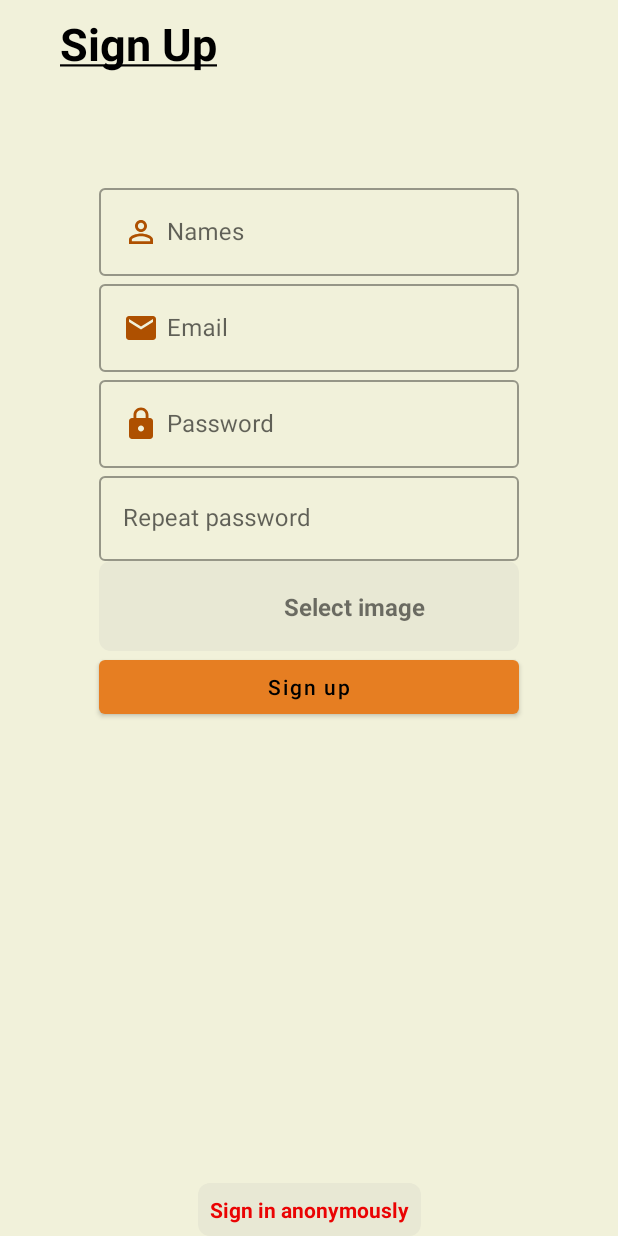
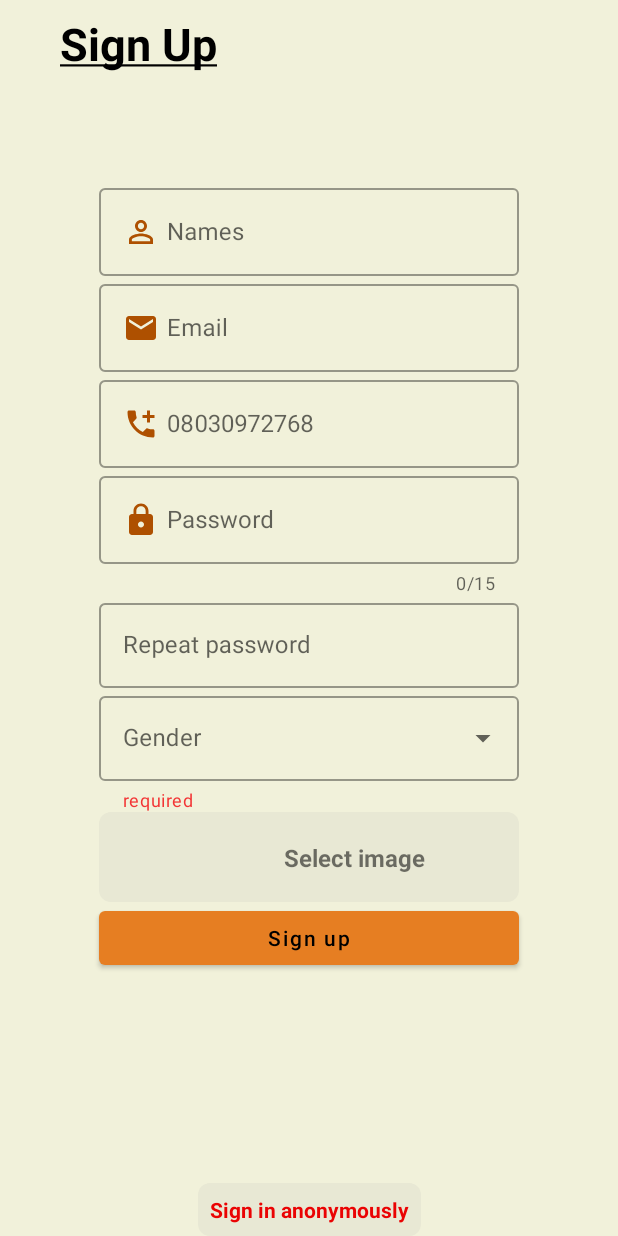
Before and after one commit to Laurentdarl/Confidential_Notes, an Android app: the screen it shows after launch (MainActivity), after a tap on "Sign Up", on a phone screen of 412 x 824 dp. Run offline under Robolectric (Android 15) with nearby library versions, the phone set to English and light mode, and no system bars; our stand-ins replace Firebase (no records; nobody signed in at launch, a user with empty details on screens opened directly), navigation-ui.

Commit message:
Add gender dropdown_btn.xml for user to autocomplete select their gender.

```diff
--- a/app/src/main/java/com/laurentdarl/confidentialnotesapplication/presentation/fragments/login/SignInFragment.kt
+++ b/app/src/main/java/com/laurentdarl/confidentialnotesapplication/presentation/fragments/login/SignInFragment.kt
@@ -131,6 +131,7 @@ class SignInFragment : Fragment() {
                                 Snackbar.make(binding.root, "Logged in successfully!", Snackbar.LENGTH_SHORT).show()
                                 actions()
                             } else {
+                                binding.tfEmail.error = "Email not verified"
                                 Toast.makeText(requireContext(), "Please check your Email inbox for a verification link",
                                     Toast.LENGTH_SHORT).show()
                                 auth.signOut()
--- a/app/src/main/java/com/laurentdarl/confidentialnotesapplication/presentation/fragments/login/SignUpFragment.kt
+++ b/app/src/main/java/com/laurentdarl/confidentialnotesapplication/presentation/fragments/login/SignUpFragment.kt
@@ -18,6 +18,7 @@ import android.provider.MediaStore
 import android.content.DialogInterface
 import android.os.Environment
 import android.text.TextUtils
+import android.widget.ArrayAdapter
 import android.widget.Toast
 import androidx.navigation.fragment.findNavController
 import com.google.android.material.dialog.MaterialAlertDialogBuilder
@@ -55,6 +56,10 @@ class SignUpFragment : Fragment() {
         savedInstanceState: Bundle?
     ): View? {
         _binding = FragmentSignUpBinding.inflate(layoutInflater)
+
+        val genderArray = resources.getStringArray(R.array.gender)
+        val arrayAdapter = ArrayAdapter(requireContext(), R.layout.dropdown_btn, genderArray)
+        binding.tiGender.setAdapter(arrayAdapter)
 
         binding.tvUploadImg.setOnClickListener {
             openGalleryForImage()
--- /dev/null
+++ b/app/src/main/res/drawable/ic_phone_number.xml
@@ -0,0 +1,10 @@
+<vector xmlns:android="http://schemas.android.com/apk/res/android"
+    android:width="24dp"
+    android:height="24dp"
+    android:viewportWidth="24"
+    android:viewportHeight="24"
+    android:tint="?attr/colorControlNormal">
+  <path
+      android:fillColor="@android:color/white"
+      android:pathData="M20,15.5c-1.25,0 -2.45,-0.2 -3.57,-0.57 -0.35,-0.11 -0.74,-0.03 -1.02,0.24l-2.2,2.2c-2.83,-1.44 -5.15,-3.75 -6.59,-6.59l2.2,-2.21c0.28,-0.26 0.36,-0.65 0.25,-1C8.7,6.45 8.5,5.25 8.5,4c0,-0.55 -0.45,-1 -1,-1H4c-0.55,0 -1,0.45 -1,1 0,9.39 7.61,17 17,17 0.55,0 1,-0.45 1,-1v-3.5c0,-0.55 -0.45,-1 -1,-1zM21,6h-3V3h-2v3h-3v2h3v3h2V8h3z"/>
+</vector>
--- /dev/null
+++ b/app/src/main/res/layout/dropdown_btn.xml
@@ -0,0 +1,11 @@
+<?xml version="1.0" encoding="utf-8"?>
+
+    <TextView
+    xmlns:android="http://schemas.android.com/apk/res/android"
+    android:id="@+id/tv_dropdown"
+    android:layout_width="match_parent"
+    android:layout_height="wrap_content"
+    android:padding="10dp"
+    android:textSize="16sp"
+    android:textStyle="bold"
+    android:textColor="@color/black" />
--- a/app/src/main/res/layout/fragment_sign_in.xml
+++ b/app/src/main/res/layout/fragment_sign_in.xml
@@ -35,6 +35,7 @@
         style="@style/Widget.MaterialComponents.TextInputLayout.OutlinedBox"
         android:layout_width="0dp"
         android:layout_height="wrap_content"
+        app:passwordToggleEnabled="true"
         android:hint="@string/password"
         app:endIconMode="clear_text"
         app:layout_constraintEnd_toEndOf="@+id/tf_email"
@@ -48,7 +49,7 @@
             android:drawableStart="@drawable/ic_password"
             android:drawablePadding="5dp"
             android:drawableTint="@color/purple_700"
-            android:inputType="textEmailAddress" />
+            android:inputType="textPassword" />
 
     </com.google.android.material.textfield.TextInputLayout>
 
--- a/app/src/main/res/layout/fragment_sign_up.xml
+++ b/app/src/main/res/layout/fragment_sign_up.xml
@@ -68,24 +68,49 @@
     </com.google.android.material.textfield.TextInputLayout>
 
     <com.google.android.material.textfield.TextInputLayout
+        android:id="@+id/tf_phone"
+        style="@style/Widget.MaterialComponents.TextInputLayout.OutlinedBox"
+        android:layout_width="0dp"
+        android:layout_height="wrap_content"
+        android:hint="@string/phone_number"
+        app:endIconMode="clear_text"
+        app:layout_constraintEnd_toEndOf="@id/tf_email"
+        app:layout_constraintStart_toStartOf="@id/tf_email"
+        app:layout_constraintTop_toBottomOf="@id/tf_email">
+
+        <com.google.android.material.textfield.TextInputEditText
+            android:id="@+id/tif_phone"
+            android:layout_width="match_parent"
+            android:layout_height="wrap_content"
+            android:drawableStart="@drawable/ic_phone_number"
+            android:drawablePadding="5dp"
+            android:drawableTint="@color/purple_700"
+            android:inputType="number" />
+
+    </com.google.android.material.textfield.TextInputLayout>
+
+    <com.google.android.material.textfield.TextInputLayout
         android:id="@+id/tf_password"
         style="@style/Widget.MaterialComponents.TextInputLayout.OutlinedBox"
         android:layout_width="0dp"
         android:layout_height="wrap_content"
         android:hint="@string/password"
         app:endIconMode="clear_text"
-        app:layout_constraintEnd_toEndOf="@+id/tf_email"
-        app:layout_constraintStart_toStartOf="@+id/tf_email"
-        app:layout_constraintTop_toBottomOf="@id/tf_email">
+        app:counterEnabled="true"
+        app:counterMaxLength="15"
+        app:layout_constraintEnd_toEndOf="@+id/tf_phone"
+        app:layout_constraintStart_toStartOf="@+id/tf_phone"
+        app:layout_constraintTop_toBottomOf="@id/tf_phone">
 
         <com.google.android.material.textfield.TextInputEditText
             android:id="@+id/tif_password"
             android:layout_width="match_parent"
             android:layout_height="wrap_content"
+            app:passwordToggleEnabled="true"
             android:drawableStart="@drawable/ic_password"
             android:drawablePadding="5dp"
             android:drawableTint="@color/purple_700"
-            android:inputType="textEmailAddress" />
+            android:inputType="textPassword" />
 
     </com.google.android.material.textfield.TextInputLayout>
 
@@ -95,6 +120,7 @@
         android:layout_width="0dp"
         android:layout_height="wrap_content"
         android:hint="@string/repeat_password"
+        app:passwordToggleEnabled="true"
         app:endIconMode="clear_text"
         app:layout_constraintEnd_toEndOf="@+id/tf_password"
         app:layout_constraintStart_toStartOf="@+id/tf_password"
@@ -105,23 +131,30 @@
             android:layout_width="match_parent"
             android:layout_height="wrap_content"
             android:drawableTint="@color/purple_700"
-            android:inputType="textEmailAddress" />
+            android:inputType="textPassword" />
 
     </com.google.android.material.textfield.TextInputLayout>
 
 
-    <TextView
-        android:id="@+id/tv_anonymous"
-        android:layout_width="wrap_content"
+    <com.google.android.material.textfield.TextInputLayout
+        android:id="@+id/tf_gender"
+        style="@style/Widget.MaterialComponents.TextInputLayout.OutlinedBox.ExposedDropdownMenu"
+        android:layout_width="0dp"
         android:layout_height="wrap_content"
-        android:background="@drawable/negative_background"
-        android:padding="8dp"
-        android:text="@string/sign_in_anonymously"
-        android:textColor="#EA0303"
-        android:textStyle="bold"
-        app:layout_constraintBottom_toBottomOf="parent"
-        app:layout_constraintEnd_toEndOf="parent"
-        app:layout_constraintStart_toStartOf="parent" />
+        android:hint="@string/gender"
+        app:helperText="required"
+        app:helperTextTextColor="#F33535"
+        app:layout_constraintEnd_toEndOf="@+id/tf_repeat_password"
+        app:layout_constraintStart_toStartOf="@+id/tf_repeat_password"
+        app:layout_constraintTop_toBottomOf="@id/tf_repeat_password" >
+
+        <AutoCompleteTextView
+            android:id="@+id/ti_gender"
+            android:layout_width="match_parent"
+            android:layout_height="wrap_content"
+            android:inputType="none" />
+
+    </com.google.android.material.textfield.TextInputLayout>
 
     <androidx.constraintlayout.widget.ConstraintLayout
         android:id="@+id/constraintLayout"
@@ -129,10 +162,10 @@
         android:layout_height="60dp"
         android:background="@drawable/negative_background"
         android:orientation="horizontal"
-        app:layout_constraintEnd_toEndOf="@+id/tf_repeat_password"
+        app:layout_constraintEnd_toEndOf="@+id/tf_gender"
         app:layout_constraintHorizontal_bias="0.5"
-        app:layout_constraintStart_toStartOf="@+id/tf_repeat_password"
-        app:layout_constraintTop_toBottomOf="@+id/tf_repeat_password">
+        app:layout_constraintStart_toStartOf="@+id/tf_gender"
+        app:layout_constraintTop_toBottomOf="@+id/tf_gender">
 
         <ImageView
             android:id="@+id/img_upload"
@@ -171,5 +204,18 @@
         app:layout_constraintTop_toBottomOf="@+id/constraintLayout" />
 
 
+    <TextView
+        android:id="@+id/tv_anonymous"
+        android:layout_width="wrap_content"
+        android:layout_height="wrap_content"
+        android:background="@drawable/negative_background"
+        android:padding="8dp"
+        android:text="@string/sign_in_anonymously"
+        android:textColor="#EA0303"
+        android:textStyle="bold"
+        app:layout_constraintBottom_toBottomOf="parent"
+        app:layout_constraintEnd_toEndOf="parent"
+        app:layout_constraintStart_toStartOf="parent" />
+
 </androidx.constraintlayout.widget.ConstraintLayout>
 <!--    textCapSentences-->
--- a/app/src/main/res/values/strings.xml
+++ b/app/src/main/res/values/strings.xml
@@ -22,4 +22,13 @@
     <string name="user_profile">User Profile</string>
     <string name="logout">Logout</string>
     <string name="settings">Settings</string>
+    <string name="phone_number">08030972768</string>
+    <string name="gender">Gender</string>
+
+    <string-array name="gender">
+        <item>Male</item>
+        <item>Female</item>
+        <item>Other</item>
+    </string-array>
+
 </resources>
```
